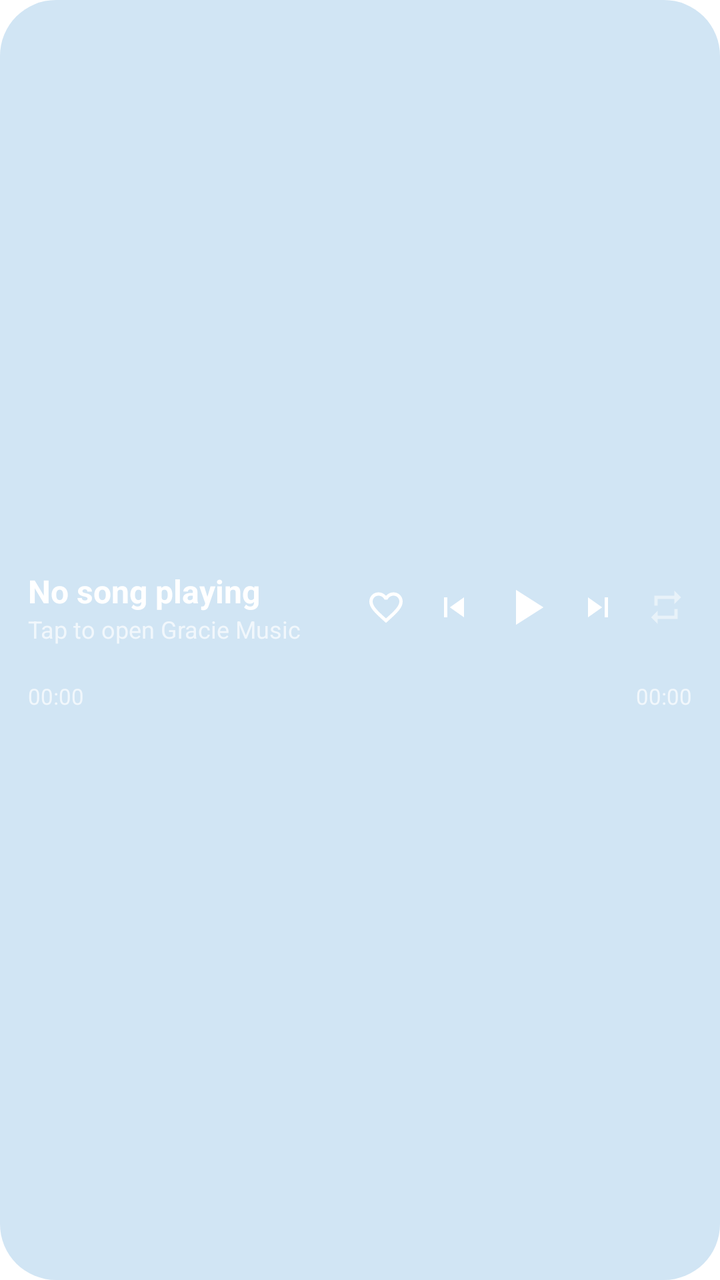
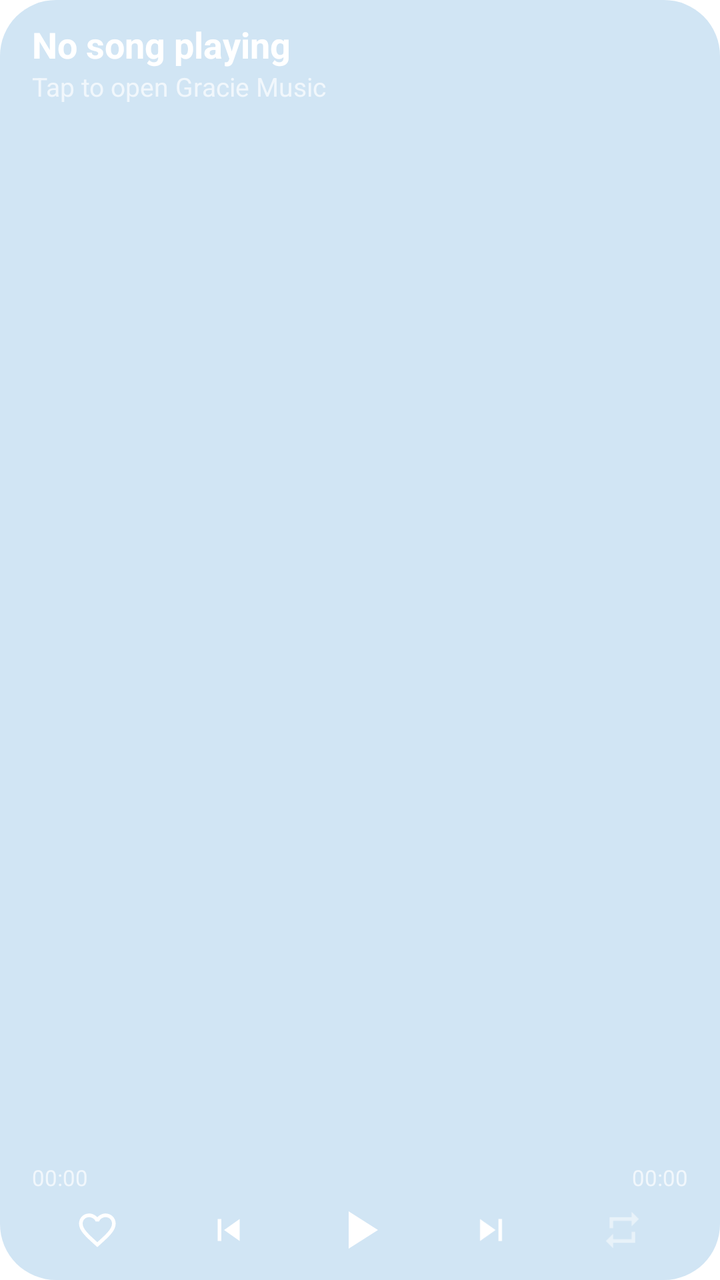

Two renders of the same Android screen: before a commit and after it. Below are the layout's source before the change and the commit's diff.
<!-- AndroidManifest.xml: application theme Theme.vivimusic -->
<!-- res/layout/widget_notification.xml -->
<?xml version="1.0" encoding="utf-8"?>
<FrameLayout xmlns:android="http://schemas.android.com/apk/res/android"
    android:id="@android:id/background"
    android:layout_width="match_parent"
    android:layout_height="match_parent"
    android:background="@drawable/widget_background"
    android:theme="@style/Theme.Widget.vivimusic">

    <ImageView
        android:id="@+id/widget_n_bg"
        android:layout_width="match_parent"
        android:layout_height="match_parent"
        android:scaleType="centerCrop"
        android:importantForAccessibility="no" />

    <LinearLayout
        android:id="@+id/widget_n_open_area"
        android:layout_width="match_parent"
        android:layout_height="match_parent"
        android:orientation="vertical"
        android:gravity="center_vertical"
        android:paddingStart="14dp"
        android:paddingEnd="10dp"
        android:paddingTop="6dp"
        android:paddingBottom="6dp">

        <LinearLayout
            android:layout_width="match_parent"
            android:layout_height="wrap_content"
            android:orientation="horizontal"
            android:gravity="center_vertical">

            <LinearLayout
                android:layout_width="0dp"
                android:layout_height="wrap_content"
                android:layout_weight="1"
                android:orientation="vertical"
                android:paddingEnd="6dp">

                <TextView
                    android:id="@+id/widget_n_song_title"
                    android:layout_width="match_parent"
                    android:layout_height="wrap_content"
                    android:text="@string/not_playing"
                    android:textSize="16sp"
                    android:textStyle="bold"
                    android:textColor="#FFFFFFFF"
                    android:maxLines="1"
                    android:ellipsize="end" />

                <TextView
                    android:id="@+id/widget_n_artist_name"
                    android:layout_width="match_parent"
                    android:layout_height="wrap_content"
                    android:text="@string/tap_to_play"
                    android:textSize="12sp"
                    android:textColor="#B3FFFFFF"
                    android:maxLines="1"
                    android:ellipsize="end" />
            </LinearLayout>

            <ImageButton
                android:id="@+id/widget_n_like"
                android:layout_width="34dp"
                android:layout_height="38dp"
                android:padding="7dp"
                android:scaleType="fitCenter"
                android:background="@android:color/transparent"
                android:src="@drawable/ic_widget_n_heart_off"
                android:contentDescription="@string/like" />
            <ImageButton
                android:id="@+id/widget_n_prev"
                android:layout_width="34dp"
                android:layout_height="38dp"
                android:padding="7dp"
                android:scaleType="fitCenter"
                android:background="@android:color/transparent"
                android:src="@drawable/ic_widget_n_prev"
                android:contentDescription="@string/previous" />
            <FrameLayout
                android:id="@+id/widget_n_play_container"
                android:layout_width="38dp"
                android:layout_height="38dp">

                <ImageView
                    android:id="@+id/widget_n_play_pause"
                    android:layout_width="30dp"
                    android:layout_height="30dp"
                    android:layout_gravity="center"
                    android:src="@drawable/ic_widget_n_play"
                    android:contentDescription="@string/play_pause" />
            </FrameLayout>

            <ImageButton
                android:id="@+id/widget_n_next"
                android:layout_width="34dp"
                android:layout_height="38dp"
                android:padding="7dp"
                android:scaleType="fitCenter"
                android:background="@android:color/transparent"
                android:src="@drawable/ic_widget_n_next"
                android:contentDescription="@string/next" />
            <ImageButton
                android:id="@+id/widget_n_repeat"
                android:layout_width="34dp"
                android:layout_height="38dp"
                android:padding="7dp"
                android:scaleType="fitCenter"
                android:background="@android:color/transparent"
                android:src="@drawable/ic_widget_n_repeat_off"
                android:contentDescription="@string/repeat" />
        </LinearLayout>

        
        <ImageView
            android:id="@+id/widget_n_progress"
            android:layout_width="match_parent"
            android:layout_height="18dp"
            android:layout_marginEnd="4dp"
            android:scaleType="fitXY"
            android:importantForAccessibility="no" />

        <LinearLayout
            android:layout_width="match_parent"
            android:layout_height="wrap_content"
            android:layout_marginEnd="4dp"
            android:orientation="horizontal">

            <TextView
                android:id="@+id/widget_n_time_current"
                android:layout_width="0dp"
                android:layout_height="wrap_content"
                android:layout_weight="1"
                android:text="00:00"
                android:textSize="11sp"
                android:textColor="#B3FFFFFF" />

            <TextView
                android:id="@+id/widget_n_time_total"
                android:layout_width="wrap_content"
                android:layout_height="wrap_content"
                android:text="00:00"
                android:textSize="11sp"
                android:textColor="#B3FFFFFF" />
        </LinearLayout>
    </LinearLayout>
</FrameLayout>
<!-- resources referenced by this layout -->
<resources>
  <!-- drawable ic_widget_n_heart_off (drawable) -->
  <vector xmlns:android="http://schemas.android.com/apk/res/android"
      android:height="24dp"
      android:viewportHeight="24"
      android:viewportWidth="24"
      android:width="24dp">
      <path
          android:fillColor="#FFFFFFFF"
          android:pathData="M16.5,3c-1.74,0 -3.41,0.81 -4.5,2.09C10.91,3.81 9.24,3 7.5,3 4.42,3 2,5.42 2,8.5c0,3.78 3.4,6.86 8.55,11.54L12,21.35l1.45,-1.32C18.6,15.36 22,12.28 22,8.5 22,5.42 19.58,3 16.5,3zM12.1,18.55l-0.1,0.1 -0.1,-0.1C7.14,14.24 4,11.39 4,8.5 4,6.5 5.5,5 7.5,5c1.54,0 3.04,0.99 3.57,2.36h1.87C13.46,5.99 14.96,5 16.5,5c2,0 3.5,1.5 3.5,3.5 0,2.89 -3.14,5.74 -7.9,10.05z"/>
  </vector>
  <!-- drawable ic_widget_n_next (drawable) -->
  <vector xmlns:android="http://schemas.android.com/apk/res/android"
      android:width="24dp"
      android:height="24dp"
      android:viewportWidth="24"
      android:viewportHeight="24">
      <path
          android:fillColor="#FFFFFFFF"
          android:fillAlpha="1"
          android:pathData="M6,18l8.5,-6L6,6v12zM16,6v12h2V6h-2z" />
  </vector>
  <!-- drawable ic_widget_n_play (drawable) -->
  <vector xmlns:android="http://schemas.android.com/apk/res/android"
      android:width="24dp"
      android:height="24dp"
      android:viewportWidth="24"
      android:viewportHeight="24">
      <path
          android:fillColor="#FFFFFFFF"
          android:fillAlpha="1"
          android:pathData="M8,5v14l11,-7z" />
  </vector>
  <!-- drawable ic_widget_n_prev (drawable) -->
  <vector xmlns:android="http://schemas.android.com/apk/res/android"
      android:width="24dp"
      android:height="24dp"
      android:viewportWidth="24"
      android:viewportHeight="24">
      <path
          android:fillColor="#FFFFFFFF"
          android:fillAlpha="1"
          android:pathData="M6,6h2v12H6zM9.5,12l8.5,6V6z" />
  </vector>
  <!-- drawable ic_widget_n_repeat_off (drawable) -->
  <vector xmlns:android="http://schemas.android.com/apk/res/android"
      android:width="24dp"
      android:height="24dp"
      android:viewportWidth="24"
      android:viewportHeight="24">
      <path
          android:fillColor="#FFFFFFFF"
          android:fillAlpha="0.5"
          android:pathData="M7,7h10v3l4,-4 -4,-4v3H5v6h2V7zM17,17H7v-3l-4,4 4,4v-3h12v-6h-2v4z" />
  </vector>
  <!-- drawable widget_background (drawable) -->
  <?xml version="1.0" encoding="utf-8"?>
  <shape xmlns:android="http://schemas.android.com/apk/res/android"
      xmlns:tools="http://schemas.android.com/tools"
      android:shape="rectangle">
      <solid android:color="@android:color/system_accent1_100"
          tools:targetApi="31" />
      <corners android:radius="28dp" />
  </shape>
  <string name="like">Like</string>
  <string name="next">Next</string>
  <string name="not_playing">No song playing</string>
  <string name="play_pause">Play/Pause</string>
  <string name="previous">Previous</string>
  <string name="repeat">Repeat</string>
  <string name="tap_to_play">Tap to open Gracie Music</string>
  <style name="Theme.Widget.vivimusic" parent="@android:style/Theme.DeviceDefault.DayNight">
          <item name="android:colorBackground">#E6E1E5</item>
      </style>
  <style name="Theme.vivimusic" parent="android:Theme.Material.Light.NoActionBar">
          <item name="android:windowContentOverlay">@null</item>
          <item name="android:windowDrawsSystemBarBackgrounds">true</item>
          <item name="android:windowMinWidthMinor">100%</item>
          <item name="android:windowMinWidthMajor">100%</item>
          <item name="android:windowNoTitle">true</item>
          <item name="android:windowBackground">#ffffff</item>
          <item name="android:enforceNavigationBarContrast" tools:ignore="NewApi">false</item>
          <item name="android:statusBarColor">@android:color/transparent</item>
          <item name="android:navigationBarColor">@android:color/transparent</item>
      </style>
</resources>

<!-- the commit's change to res/layout/widget_notification.xml (unified diff, before → after) -->
@@ -18,112 +18,48 @@
         android:layout_width="match_parent"
         android:layout_height="match_parent"
         android:orientation="vertical"
-        android:gravity="center_vertical"
-        android:paddingStart="14dp"
-        android:paddingEnd="10dp"
-        android:paddingTop="6dp"
+        android:paddingStart="16dp"
+        android:paddingEnd="16dp"
+        android:paddingTop="10dp"
         android:paddingBottom="6dp">
 
-        <LinearLayout
+        <TextView
+            android:id="@+id/widget_n_song_title"
             android:layout_width="match_parent"
             android:layout_height="wrap_content"
-            android:orientation="horizontal"
-            android:gravity="center_vertical">
+            android:text="@string/not_playing"
+            android:textSize="18sp"
+            android:textStyle="bold"
+            android:textColor="#FFFFFFFF"
+            android:maxLines="1"
+            android:ellipsize="end" />
 
-            <LinearLayout
-                android:layout_width="0dp"
-                android:layout_height="wrap_content"
-                android:layout_weight="1"
-                android:orientation="vertical"
-                android:paddingEnd="6dp">
+        <TextView
+            android:id="@+id/widget_n_artist_name"
+            android:layout_width="match_parent"
+            android:layout_height="wrap_content"
+            android:text="@string/tap_to_play"
+            android:textSize="13sp"
+            android:textColor="#B3FFFFFF"
+            android:maxLines="1"
+            android:ellipsize="end" />
 
-                <TextView
-                    android:id="@+id/widget_n_song_title"
-                    android:layout_width="match_parent"
-                    android:layout_height="wrap_content"
-                    android:text="@string/not_playing"
-                    android:textSize="16sp"
-                    android:textStyle="bold"
-                    android:textColor="#FFFFFFFF"
-                    android:maxLines="1"
-                    android:ellipsize="end" />
-
-                <TextView
-                    android:id="@+id/widget_n_artist_name"
-                    android:layout_width="match_parent"
-                    android:layout_height="wrap_content"
-                    android:text="@string/tap_to_play"
-                    android:textSize="12sp"
-                    android:textColor="#B3FFFFFF"
-                    android:maxLines="1"
-                    android:ellipsize="end" />
-            </LinearLayout>
-
-            <ImageButton
-                android:id="@+id/widget_n_like"
-                android:layout_width="34dp"
-                android:layout_height="38dp"
-                android:padding="7dp"
-                android:scaleType="fitCenter"
-                android:background="@android:color/transparent"
-                android:src="@drawable/ic_widget_n_heart_off"
-                android:contentDescription="@string/like" />
-            <ImageButton
-                android:id="@+id/widget_n_prev"
-                android:layout_width="34dp"
-                android:layout_height="38dp"
-                android:padding="7dp"
-                android:scaleType="fitCenter"
-                android:background="@android:color/transparent"
-                android:src="@drawable/ic_widget_n_prev"
-                android:contentDescription="@string/previous" />
-            <FrameLayout
-                android:id="@+id/widget_n_play_container"
-                android:layout_width="38dp"
-                android:layout_height="38dp">
-
-                <ImageView
-                    android:id="@+id/widget_n_play_pause"
-                    android:layout_width="30dp"
-                    android:layout_height="30dp"
-                    android:layout_gravity="center"
-                    android:src="@drawable/ic_widget_n_play"
-                    android:contentDescription="@string/play_pause" />
-            </FrameLayout>
-
-            <ImageButton
-                android:id="@+id/widget_n_next"
-                android:layout_width="34dp"
-                android:layout_height="38dp"
-                android:padding="7dp"
-                android:scaleType="fitCenter"
-                android:background="@android:color/transparent"
-                android:src="@drawable/ic_widget_n_next"
-                android:contentDescription="@string/next" />
-            <ImageButton
-                android:id="@+id/widget_n_repeat"
-                android:layout_width="34dp"
-                android:layout_height="38dp"
-                android:padding="7dp"
-                android:scaleType="fitCenter"
-                android:background="@android:color/transparent"
-                android:src="@drawable/ic_widget_n_repeat_off"
-                android:contentDescription="@string/repeat" />
-        </LinearLayout>
+        <View
+            android:layout_width="match_parent"
+            android:layout_height="0dp"
+            android:layout_weight="1" />
 
         
         <ImageView
             android:id="@+id/widget_n_progress"
             android:layout_width="match_parent"
-            android:layout_height="18dp"
-            android:layout_marginEnd="4dp"
-            android:scaleType="fitXY"
+            android:layout_height="28dp"
+            android:scaleType="fitCenter"
             android:importantForAccessibility="no" />
 
         <LinearLayout
             android:layout_width="match_parent"
             android:layout_height="wrap_content"
-            android:layout_marginEnd="4dp"
             android:orientation="horizontal">
 
             <TextView
@@ -143,5 +79,68 @@
                 android:textSize="11sp"
                 android:textColor="#B3FFFFFF" />
         </LinearLayout>
+
+        <LinearLayout
+            android:layout_width="match_parent"
+            android:layout_height="wrap_content"
+            android:orientation="horizontal"
+            android:gravity="center_vertical">
+
+            <ImageButton
+                android:id="@+id/widget_n_like"
+                android:layout_width="0dp"
+                android:layout_height="38dp"
+                android:layout_weight="1"
+                android:padding="8dp"
+                android:scaleType="fitCenter"
+                android:background="@android:color/transparent"
+                android:src="@drawable/ic_widget_n_heart_off"
+                android:contentDescription="@string/like" />
+            <ImageButton
+                android:id="@+id/widget_n_prev"
+                android:layout_width="0dp"
+                android:layout_height="38dp"
+                android:layout_weight="1"
+                android:padding="8dp"
+                android:scaleType="fitCenter"
+                android:background="@android:color/transparent"
+                android:src="@drawable/ic_widget_n_prev"
+                android:contentDescription="@string/previous" />
+            <FrameLayout
+                android:id="@+id/widget_n_play_container"
+                android:layout_width="0dp"
+                android:layout_height="38dp"
+                android:layout_weight="1">
+
+                <ImageView
+                    android:id="@+id/widget_n_play_pause"
+                    android:layout_width="32dp"
+                    android:layout_height="32dp"
+                    android:layout_gravity="center"
+                    android:src="@drawable/ic_widget_n_play"
+                    android:contentDescription="@string/play_pause" />
+            </FrameLayout>
+
+            <ImageButton
+                android:id="@+id/widget_n_next"
+                android:layout_width="0dp"
+                android:layout_height="38dp"
+                android:layout_weight="1"
+                android:padding="8dp"
+                android:scaleType="fitCenter"
+                android:background="@android:color/transparent"
+                android:src="@drawable/ic_widget_n_next"
+                android:contentDescription="@string/next" />
+            <ImageButton
+                android:id="@+id/widget_n_repeat"
+                android:layout_width="0dp"
+                android:layout_height="38dp"
+                android:layout_weight="1"
+                android:padding="8dp"
+                android:scaleType="fitCenter"
+                android:background="@android:color/transparent"
+                android:src="@drawable/ic_widget_n_repeat_off"
+                android:contentDescription="@string/repeat" />
+        </LinearLayout>
     </LinearLayout>
 </FrameLayout>
